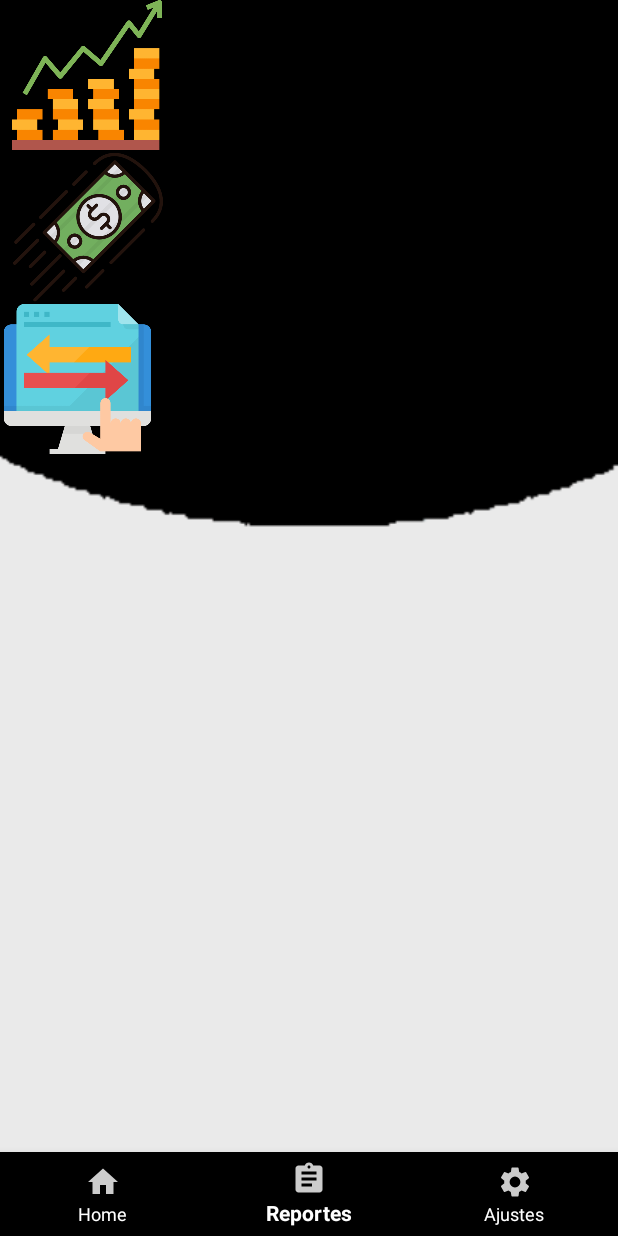
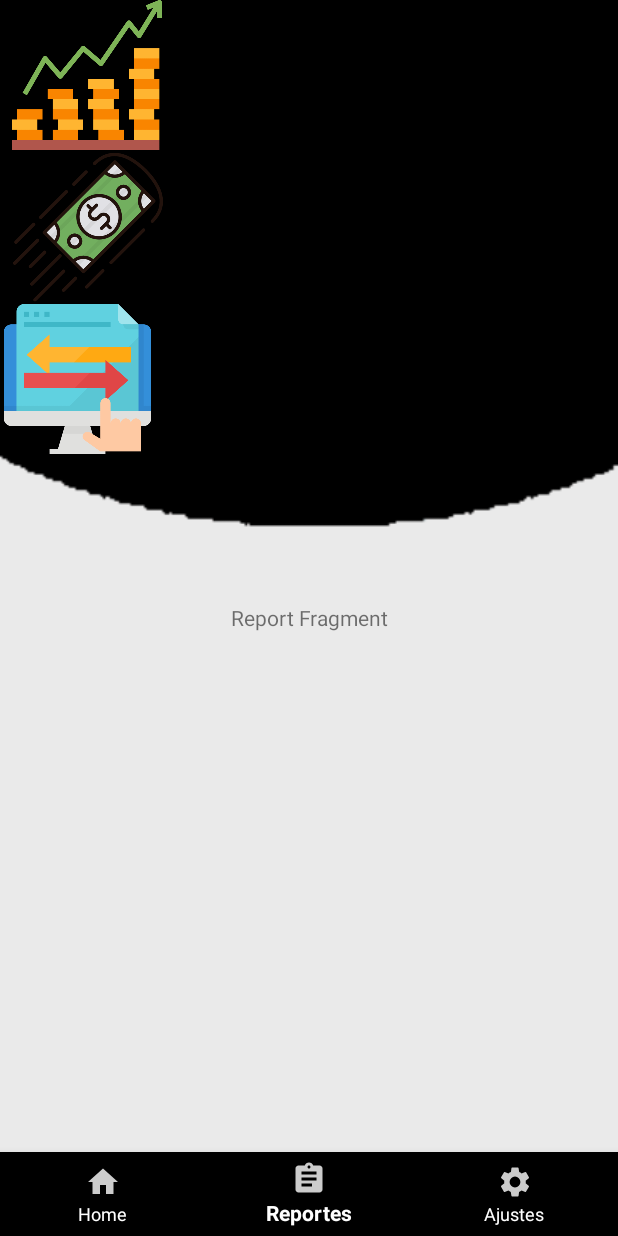
Before and after one commit to vegatech/MyProfitBalance, an Android app: the screen it shows after launch (MainActivity), item 2 of the bottom bar chosen, on a phone screen of 412 x 824 dp. Run offline under Robolectric (Android 15) with nearby library versions, the phone set to English and light mode, and no system bars.

Commit message:
se agrega Fragments del menubar: Home, Reports, Settings

```diff
--- a/app/src/main/java/com/capcenter/ec/myprofitbalance/ui/MainActivity.java
+++ b/app/src/main/java/com/capcenter/ec/myprofitbalance/ui/MainActivity.java
@@ -4,9 +4,13 @@ import android.content.Context;
 import android.content.Intent;
 import android.support.annotation.NonNull;
 import android.support.annotation.Nullable;
+import android.support.design.widget.BottomNavigationView;
+import android.support.v4.app.Fragment;
+import android.support.v4.app.FragmentTransaction;
 import android.support.v7.app.AppCompatActivity;
 import android.os.Bundle;
 import android.view.LayoutInflater;
+import android.view.MenuItem;
 import android.view.View;
 import android.view.ViewGroup;
 import android.widget.AdapterView;
@@ -19,8 +23,12 @@ import android.widget.Toast;
 import com.capcenter.ec.myprofitbalance.io.ConexionSQLiteHelper;
 import com.capcenter.ec.myprofitbalance.R;
 import com.capcenter.ec.myprofitbalance.io.Utilidades;
+import com.capcenter.ec.myprofitbalance.ui.fragments.homeFragment;
+import com.capcenter.ec.myprofitbalance.ui.fragments.reportsFragment;
+import com.capcenter.ec.myprofitbalance.ui.fragments.settingsFragment;
 
 public class MainActivity extends AppCompatActivity  {
+    BottomNavigationView mbotomnavigationview;
 
     ConexionSQLiteHelper conn =new ConexionSQLiteHelper(this, Utilidades.NOMBRE_BD,null, 1);
 
@@ -33,6 +41,23 @@ public class MainActivity extends AppCompatActivity  {
     protected void onCreate(Bundle savedInstanceState){
         super.onCreate(savedInstanceState);
         setContentView(R.layout.activity_main);
+        mbotomnavigationview =(BottomNavigationView) findViewById(R.id.navigationbariew);
+        mbotomnavigationview.setOnNavigationItemSelectedListener(new BottomNavigationView.OnNavigationItemSelectedListener() {
+            @Override
+            public boolean onNavigationItemSelected(@NonNull MenuItem menuItem) {
+
+                if (menuItem.getItemId()== R.id.menu_home){
+                    showSelectedFragment(new homeFragment());
+                }
+                if (menuItem.getItemId()== R.id.menu_Reportes){
+                    showSelectedFragment(new reportsFragment());
+                }
+                if (menuItem.getItemId()== R.id.menu_ajustes){
+                    showSelectedFragment(new settingsFragment());
+                }
+                return true;
+            }
+        });
 
     lst= (ListView) findViewById(R.id.listview);
         VivzAdapter adapter1 = new VivzAdapter(this,opcionnombre, imgid);
@@ -51,6 +76,13 @@ public class MainActivity extends AppCompatActivity  {
 
             }
         });
+
+    }// on Create
+
+    private void showSelectedFragment(Fragment fragment) {
+        getSupportFragmentManager().beginTransaction().replace(R.id.contenedorFragments,fragment)
+                .setTransition(FragmentTransaction.TRANSIT_FRAGMENT_FADE)
+                .commit();
 
     }
 
--- /dev/null
+++ b/app/src/main/java/com/capcenter/ec/myprofitbalance/ui/fragments/reportsFragment.java
@@ -0,0 +1,30 @@
+package com.capcenter.ec.myprofitbalance.ui.fragments;
+
+
+import android.os.Bundle;
+import android.support.v4.app.Fragment;
+import android.view.LayoutInflater;
+import android.view.View;
+import android.view.ViewGroup;
+
+import com.capcenter.ec.myprofitbalance.R;
+
+/**
+ * A simple {@link Fragment} subclass.
+ */
+public class reportsFragment extends Fragment {
+
+
+    public reportsFragment() {
+        // Required empty public constructor
+    }
+
+
+    @Override
+    public View onCreateView(LayoutInflater inflater, ViewGroup container,
+                             Bundle savedInstanceState) {
+        // Inflate the layout for this fragment
+        return inflater.inflate(R.layout.fragment_reports, container, false);
+    }
+
+}
--- a/app/src/main/res/layout/activity_main.xml
+++ b/app/src/main/res/layout/activity_main.xml
@@ -22,7 +22,7 @@
 </RelativeLayout>
 
     <android.support.design.widget.BottomNavigationView
-        android:id="@+id/navigationbar"
+        android:id="@+id/navigationbariew"
         android:layout_width="match_parent"
         android:layout_height="wrap_content"
         android:layout_gravity="bottom"
--- /dev/null
+++ b/app/src/main/res/layout/fragment_reports.xml
@@ -0,0 +1,15 @@
+<?xml version="1.0" encoding="utf-8"?>
+<FrameLayout xmlns:android="http://schemas.android.com/apk/res/android"
+    xmlns:tools="http://schemas.android.com/tools"
+    android:layout_width="match_parent"
+    android:layout_height="match_parent"
+    tools:context=".ui.fragments.reportsFragment">
+
+    <!-- TODO: Update blank fragment layout -->
+    <TextView
+        android:layout_width="match_parent"
+        android:layout_height="match_parent"
+        android:text="Report Fragment"
+        android:gravity="center"/>
+
+</FrameLayout>
```
Also changed, not shown: app/src/main/java/com/capcenter/ec/myprofitbalance/ui/fragments/homeFragment.java (added, +30 -0 lines), app/src/main/java/com/capcenter/ec/myprofitbalance/ui/fragments/settingsFragment.java (added, +30 -0 lines), app/src/main/res/layout/fragment_home.xml (added, +16 -0 lines), app/src/main/res/layout/fragment_settings.xml (added, +15 -0 lines).
